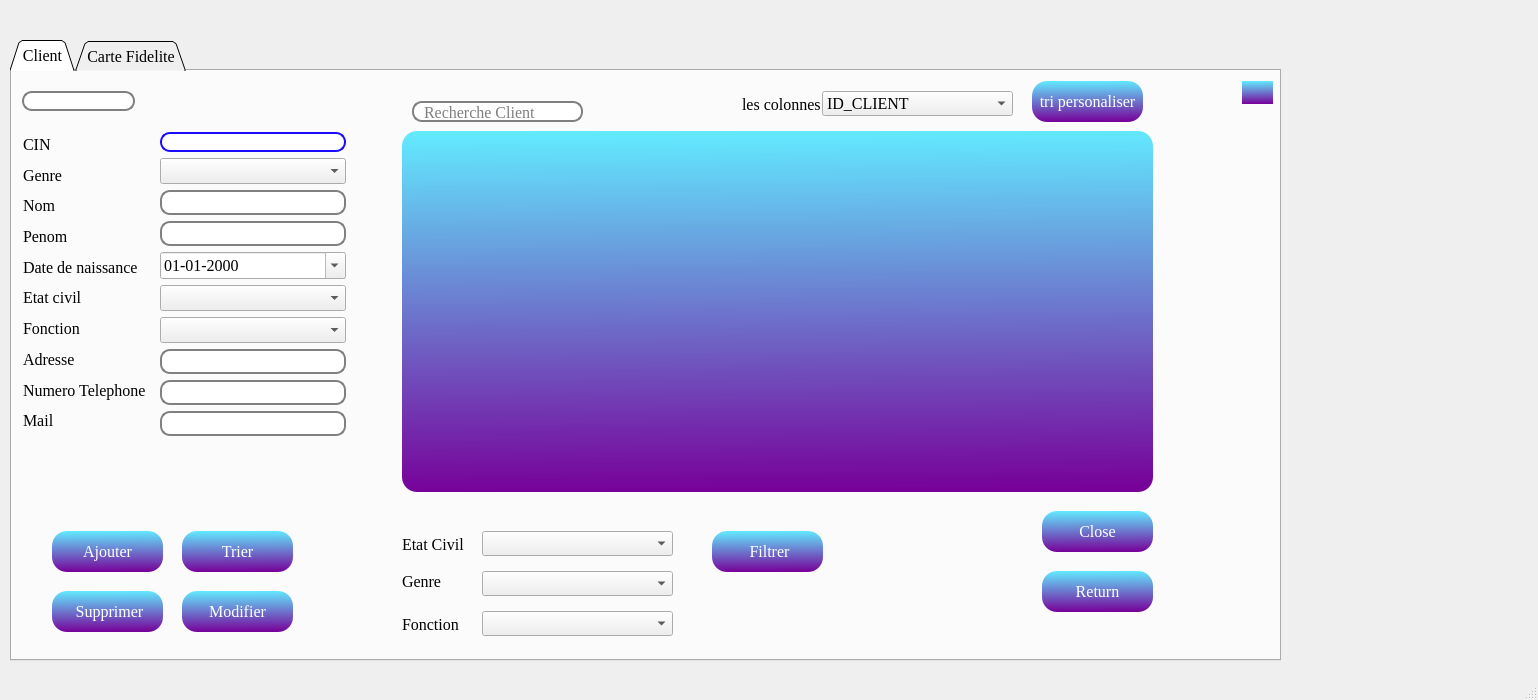
The window that mainwindow.ui (RoukaiaKHELIFI/Smart_Cinema2A12) describes before a commit, drawn with Qt 5.
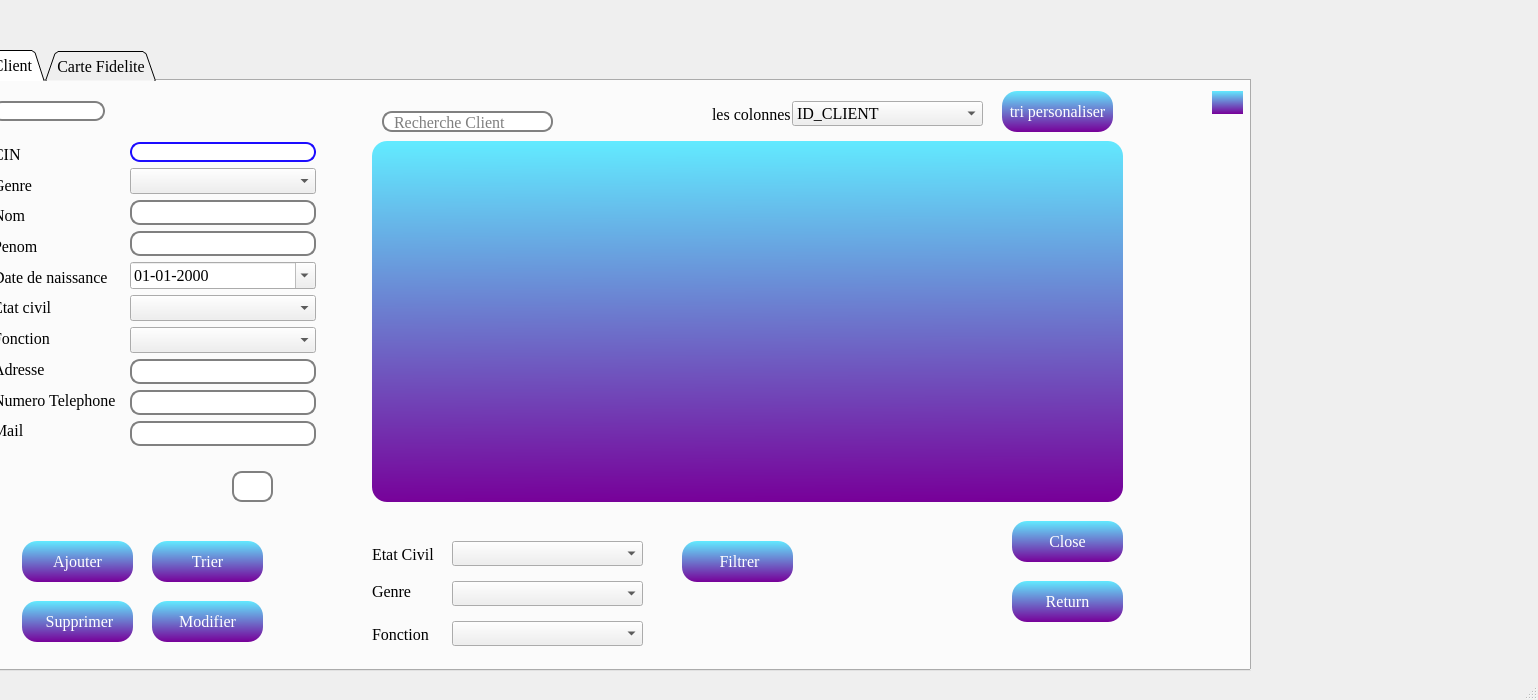
The same window after the commit. The open tabs and pages were chosen to show the change. Icons and pictures are not drawn.

```diff
--- a/mainwindow.ui
+++ b/mainwindow.ui
@@ -1882,8 +1882,8 @@
      <widget class="QTabWidget" name="tabWidget_2">
       <property name="geometry">
        <rect>
-        <x>20</x>
-        <y>30</y>
+        <x>-10</x>
+        <y>40</y>
         <width>1271</width>
         <height>621</height>
        </rect>
@@ -2939,6 +2939,19 @@
          </property>
         </item>
        </widget>
+       <widget class="QLineEdit" name="lineEdit_3">
+        <property name="geometry">
+         <rect>
+          <x>250</x>
+          <y>390</y>
+          <width>41</width>
+          <height>31</height>
+         </rect>
+        </property>
+        <property name="readOnly">
+         <bool>true</bool>
+        </property>
+       </widget>
        <zorder>label_44</zorder>
        <zorder>label_45</zorder>
        <zorder>label_46</zorder>
```
Left out of the diff: 7 changed lines with no effect on the pictures.
